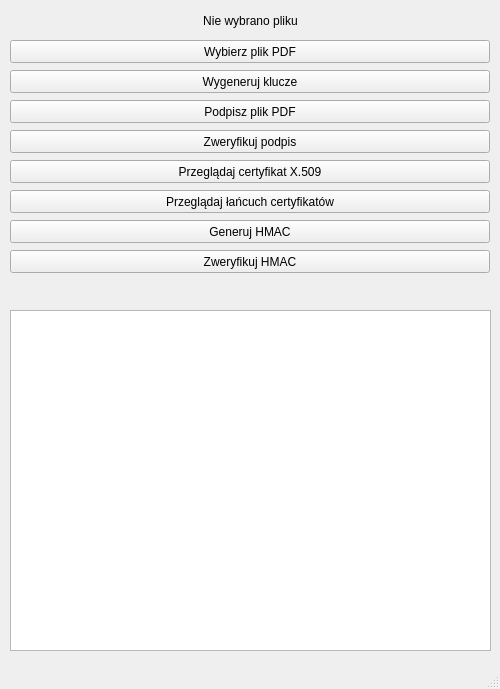
Before: the Qt Designer form digital_sign/MainWindow.ui in Nnunka/Kryptografia, drawn with Qt 5.
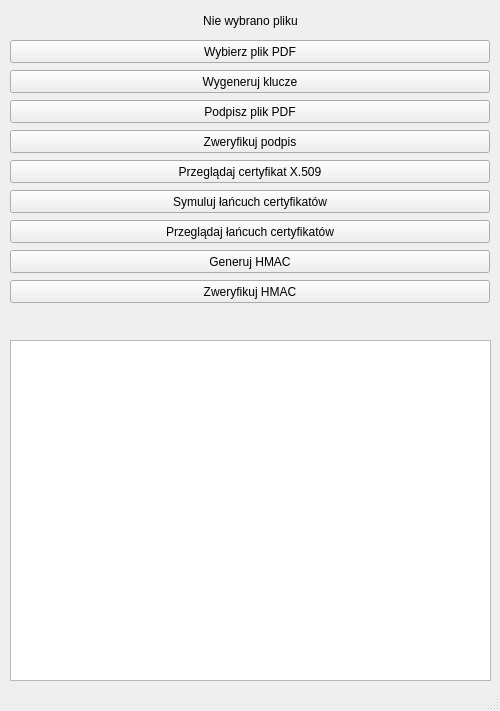
After: the same form once the commit is applied.

```diff
--- a/digital_sign/MainWindow.ui
+++ b/digital_sign/MainWindow.ui
@@ -7,7 +7,7 @@
     <x>0</x>
     <y>0</y>
     <width>500</width>
-    <height>689</height>
+    <height>711</height>
    </rect>
   </property>
   <property name="maximumSize">
@@ -105,7 +105,7 @@
     <property name="geometry">
      <rect>
       <x>10</x>
-      <y>310</y>
+      <y>340</y>
       <width>481</width>
       <height>341</height>
      </rect>
@@ -115,7 +115,7 @@
     <property name="geometry">
      <rect>
       <x>10</x>
-      <y>280</y>
+      <y>310</y>
       <width>481</width>
       <height>21</height>
      </rect>
@@ -131,7 +131,7 @@
     <property name="geometry">
      <rect>
       <x>10</x>
-      <y>190</y>
+      <y>220</y>
       <width>480</width>
       <height>23</height>
      </rect>
@@ -144,7 +144,7 @@
     <property name="geometry">
      <rect>
       <x>10</x>
-      <y>220</y>
+      <y>250</y>
       <width>480</width>
       <height>23</height>
      </rect>
@@ -157,7 +157,7 @@
     <property name="geometry">
      <rect>
       <x>10</x>
-      <y>250</y>
+      <y>280</y>
       <width>480</width>
       <height>23</height>
      </rect>
@@ -166,6 +166,19 @@
      <string>Zweryfikuj HMAC</string>
     </property>
    </widget>
+   <widget class="QPushButton" name="gen_chain">
+    <property name="geometry">
+     <rect>
+      <x>10</x>
+      <y>190</y>
+      <width>480</width>
+      <height>23</height>
+     </rect>
+    </property>
+    <property name="text">
+     <string>Symuluj łańcuch certyfikatów</string>
+    </property>
+   </widget>
   </widget>
   <widget class="QStatusBar" name="statusbar"/>
  </widget>
```
